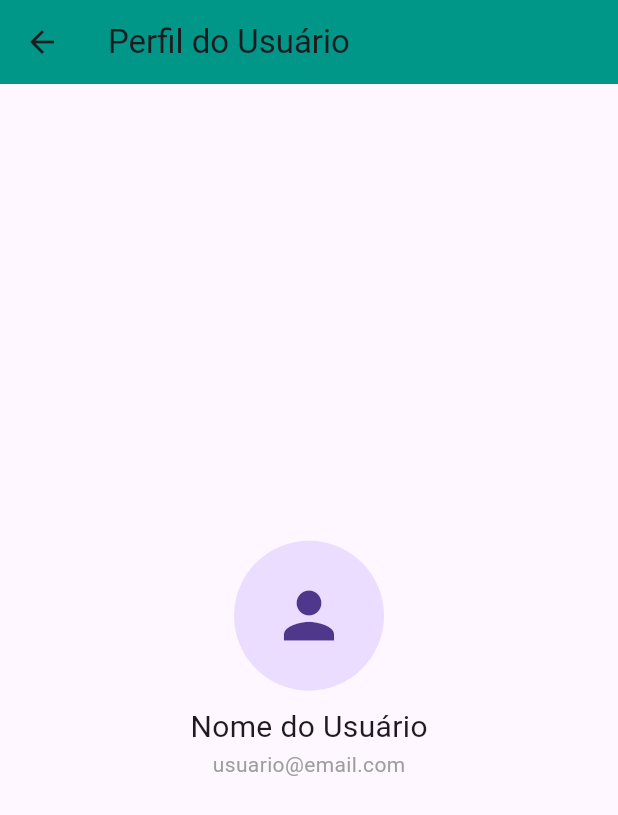
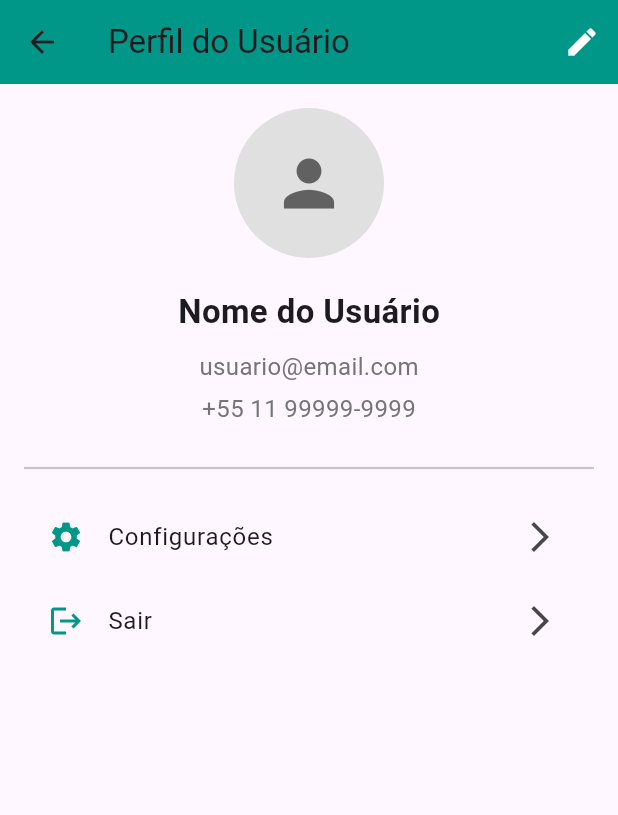
Before and after one commit to GabrielViniciusLCM/PerdiMeuPet, a Flutter app: the screen it shows after launch, item 3 of the bottom bar chosen, after a tap on the "person" icon, on a phone screen of 412 x 824 dp. Shown: the top 815 px of the screen. Run offline on Flutter 3.47's test engine with Material 3 defaults, Android fonts, the light colour scheme and no system bars; network calls fail.

Commit message:
:sparkles: feat(favoritar): nova tela de favs
- Nova função em posts para favorita-los
- Nova tela para mostrar post favoritos
- Novos mocks para tela de perfil de usuário
- TODO: vincular posts a usuários
- TODO: implementar tela de perfil de usuário

```diff
--- a/perdi_meu_pet/lib/models/Post.dart
+++ b/perdi_meu_pet/lib/models/Post.dart
@@ -3,11 +3,13 @@ class Post {
   final String descricao;
   final String localizacao;
   final String imageUrl;
+  bool isFavorite;
 
   Post({
     required this.nome,
     required this.descricao,
     required this.localizacao,
     required this.imageUrl,
+    this.isFavorite = false,
   });
 }
--- a/perdi_meu_pet/lib/screens/HomeScreen.dart
+++ b/perdi_meu_pet/lib/screens/HomeScreen.dart
@@ -1,7 +1,9 @@
 import 'package:flutter/material.dart';
-import 'package:perdi_meu_pet/widgets/PostWidget.dart';
 import 'package:perdi_meu_pet/models/Post.dart';
 import 'package:perdi_meu_pet/widgets/AddPostTab.dart';
+import 'package:perdi_meu_pet/widgets/FavoritesTab.dart';
+import 'package:perdi_meu_pet/widgets/FeedTab.dart';
+import 'package:perdi_meu_pet/widgets/ProfileTab.dart';
 
 // Mock de dados
 final List<Post> mockPosts = [
@@ -30,7 +32,6 @@ final List<Post> mockPosts = [
   ),
 ];
 
-// Tela principal com TabBarView
 class HomeScreen extends StatelessWidget {
   @override
   Widget build(BuildContext context) {
@@ -44,7 +45,6 @@ class HomeScreen extends StatelessWidget {
             IconButton(
               icon: Icon(Icons.person, color: Colors.white),
               onPressed: () {
-                // Show profile
                 Navigator.push(
                   context,
                   MaterialPageRoute(
@@ -74,83 +74,10 @@ class HomeScreen extends StatelessWidget {
                   Tab(icon: Icon(Icons.favorite), text: 'Favoritos'),
                 ],
               ),
-            )
+            ),
           ],
         ),
       ),
     );
   }
 }
-
-// Widget de feed que usa o mock de posts
-class FeedTab extends StatelessWidget {
-  @override
-  Widget build(BuildContext context) {
-    return ListView.builder(
-      padding: EdgeInsets.all(10),
-      itemCount: mockPosts.length,
-      itemBuilder: (context, index) {
-        return PostWidget(post: mockPosts[index]);
-      },
-    );
-  }
-}
-
-class FavoritesTab extends StatelessWidget {
-  @override
-  Widget build(BuildContext context) {
-    return Center(child: Text('Seus posts favoritos aparecerão aqui.'));
-  }
-}
-
-// class AddPostTab extends StatelessWidget {
-//   @override
-//   Widget build(BuildContext context) {
-//     return Padding(
-//       padding: const EdgeInsets.all(16.0),
-//       child: Column(
-//         children: [
-//           TextField(
-//             decoration: InputDecoration(labelText: 'Descrição do pet'),
-//           ),
-//           SizedBox(height: 10),
-//           ElevatedButton(
-//             onPressed: () {},
-//             child: Text('Escolher imagem'),
-//           ),
-//           Spacer(),
-//           ElevatedButton(
-//             onPressed: () {},
-//             child: Text('Publicar'),
-//           ),
-//         ],
-//       ),
-//     );
-//   }
-// }
-
-class ProfileTab extends StatelessWidget {
-  @override
-  Widget build(BuildContext context) {
-    return Scaffold(
-      appBar: AppBar(
-        title: Text('Perfil do Usuário'),
-        backgroundColor: Colors.teal,
-      ),
-      body: Center(
-        child: Column(
-          mainAxisAlignment: MainAxisAlignment.center,
-          children: [
-            CircleAvatar(
-              radius: 50,
-              child: Icon(Icons.person, size: 50),
-            ),
-            SizedBox(height: 10),
-            Text('Nome do Usuário', style: TextStyle(fontSize: 20)),
-            Text('usuario@email.com', style: TextStyle(color: Colors.grey)),
-          ],
-        ),
-      ),
-    );
-  }
-}
--- /dev/null
+++ b/perdi_meu_pet/lib/widgets/FavoritesTab.dart
@@ -0,0 +1,28 @@
+import 'package:flutter/material.dart';
+import 'package:perdi_meu_pet/screens/HomeScreen.dart';
+import 'package:perdi_meu_pet/widgets/PostWidget.dart';
+
+class FavoritesTab extends StatelessWidget {
+  @override
+  Widget build(BuildContext context) {
+    final favoritePosts = mockPosts.where((post) => post.isFavorite).toList();
+
+    if (favoritePosts.isEmpty) {
+      return Center(child: Text('Nenhum post favoritado.'));
+    }
+
+    return ListView.builder(
+      padding: EdgeInsets.all(10),
+      itemCount: favoritePosts.length,
+      itemBuilder: (context, index) {
+        return PostWidget(
+          post: favoritePosts[index],
+          onFavoriteToggled: () {
+            // Aciona a atualização da UI quando o status de favorito de um post muda
+            (context as Element).markNeedsBuild();
+          },
+        );
+      },
+    );
+  }
+}
--- /dev/null
+++ b/perdi_meu_pet/lib/widgets/FeedTab.dart
@@ -0,0 +1,22 @@
+import 'package:flutter/material.dart';
+import 'package:perdi_meu_pet/screens/HomeScreen.dart';
+import 'package:perdi_meu_pet/widgets/PostWidget.dart';
+
+class FeedTab extends StatelessWidget {
+  @override
+  Widget build(BuildContext context) {
+    return ListView.builder(
+      padding: EdgeInsets.all(10),
+      itemCount: mockPosts.length,
+      itemBuilder: (context, index) {
+        return PostWidget(
+          post: mockPosts[index],
+          onFavoriteToggled: () {
+            // Aciona a atualização da UI quando o status de favorito de um post muda
+            (context as Element).markNeedsBuild();
+          },
+        );
+      },
+    );
+  }
+}
--- a/perdi_meu_pet/lib/widgets/PostWidget.dart
+++ b/perdi_meu_pet/lib/widgets/PostWidget.dart
@@ -1,11 +1,27 @@
 import 'package:flutter/material.dart';
 import 'package:perdi_meu_pet/models/Post.dart';
 
-// Widget que representa cada post de pet
-class PostWidget extends StatelessWidget {
+class PostWidget extends StatefulWidget {
   final Post post;
+  final VoidCallback onFavoriteToggled; // Callback para notificar o pai
 
-  const PostWidget({Key? key, required this.post}) : super(key: key);
+  const PostWidget({
+    Key? key,
+    required this.post,
+    required this.onFavoriteToggled,
+  }) : super(key: key);
+
+  @override
+  _PostWidgetState createState() => _PostWidgetState();
+}
+
+class _PostWidgetState extends State<PostWidget> {
+  void _toggleFavorite() {
+    setState(() {
+      widget.post.isFavorite = !widget.post.isFavorite;
+    });
+    widget.onFavoriteToggled(); // Callback notifica o pai quando o favorito muda
+  }
 
   @override
   Widget build(BuildContext context) {
@@ -19,7 +35,7 @@ class PostWidget extends StatelessWidget {
             ClipRRect(
               borderRadius: BorderRadius.circular(8.0),
               child: Image.network(
-                post.imageUrl,
+                widget.post.imageUrl,
                 width: 80,
                 height: 80,
                 fit: BoxFit.cover,
@@ -31,7 +47,7 @@ class PostWidget extends StatelessWidget {
                 crossAxisAlignment: CrossAxisAlignment.start,
                 children: [
                   Text(
-                    post.nome,
+                    widget.post.nome,
                     style: TextStyle(
                       fontSize: 18,
                       fontWeight: FontWeight.bold,
@@ -39,7 +55,7 @@ class PostWidget extends StatelessWidget {
                   ),
                   SizedBox(height: 8),
                   Text(
-                    post.descricao,
+                    widget.post.descricao,
                     style: TextStyle(fontSize: 14, color: Colors.grey[700]),
                   ),
                   SizedBox(height: 8),
@@ -47,7 +63,17 @@ class PostWidget extends StatelessWidget {
                     children: [
                       Icon(Icons.location_on, size: 16, color: Colors.teal),
                       SizedBox(width: 4),
-                      Text(post.localizacao),
+                      Text(widget.post.localizacao),
+                      Spacer(),
+                      IconButton(
+                        icon: Icon(
+                          widget.post.isFavorite
+                              ? Icons.favorite
+                              : Icons.favorite_border,
+                          color: widget.post.isFavorite ? Colors.red : null,
+                        ),
+                        onPressed: _toggleFavorite,
+                      ),
                     ],
                   ),
                 ],
--- /dev/null
+++ b/perdi_meu_pet/lib/widgets/ProfileTab.dart
@@ -0,0 +1,76 @@
+import 'package:flutter/material.dart';
+
+class ProfileTab extends StatelessWidget {
+  @override
+  Widget build(BuildContext context) {
+    return Scaffold(
+      appBar: AppBar(
+        title: Text('Perfil do Usuário'),
+        backgroundColor: Colors.teal,
+        actions: [
+          IconButton(
+            icon: Icon(Icons.edit, color: Colors.white),
+            onPressed: () {
+              // TODO: Botão para editar perfil (ainda não implementado)
+              ScaffoldMessenger.of(context).showSnackBar(
+                SnackBar(content: Text('Editar perfil ainda não implementado')),
+              );
+            },
+          ),
+        ],
+      ),
+      body: Padding(
+        padding: const EdgeInsets.all(16.0),
+        child: Column(
+          crossAxisAlignment: CrossAxisAlignment.center,
+          children: [
+            CircleAvatar(
+              radius: 50,
+              backgroundColor: Colors.grey.shade300,
+              child: Icon(Icons.person, size: 50, color: Colors.grey.shade700),
+            ),
+            SizedBox(height: 20),
+            Text(
+              'Nome do Usuário',
+              style: TextStyle(fontSize: 22, fontWeight: FontWeight.bold),
+            ),
+            SizedBox(height: 10),
+            Text(
+              'usuario@email.com',
+              style: TextStyle(fontSize: 16, color: Colors.grey.shade600),
+            ),
+            SizedBox(height: 5),
+            Text(
+              '+55 11 99999-9999',
+              style: TextStyle(fontSize: 16, color: Colors.grey.shade600),
+            ),
+            SizedBox(height: 20),
+            Divider(thickness: 1.5),
+            SizedBox(height: 10),
+            ListTile(
+              leading: Icon(Icons.settings, color: Colors.teal),
+              title: Text('Configurações'),
+              trailing: Icon(Icons.arrow_forward_ios),
+              onTap: () {
+                ScaffoldMessenger.of(context).showSnackBar(
+                  SnackBar(content: Text('Configurações ainda não implementadas')),
+                );
+              },
+            ),
+            ListTile(
+              leading: Icon(Icons.logout, color: Colors.teal),
+              title: Text('Sair'),
+              trailing: Icon(Icons.arrow_forward_ios),
+              onTap: () {
+                // TODO: Implementar logout
+                ScaffoldMessenger.of(context).showSnackBar(
+                  SnackBar(content: Text('Logout ainda não implementado')),
+                );
+              },
+            ),
+          ],
+        ),
+      ),
+    );
+  }
+}
```
Also changed, not shown: perdi_meu_pet/lib/widgets/AddPostTab.dart (+6 -6 lines).
